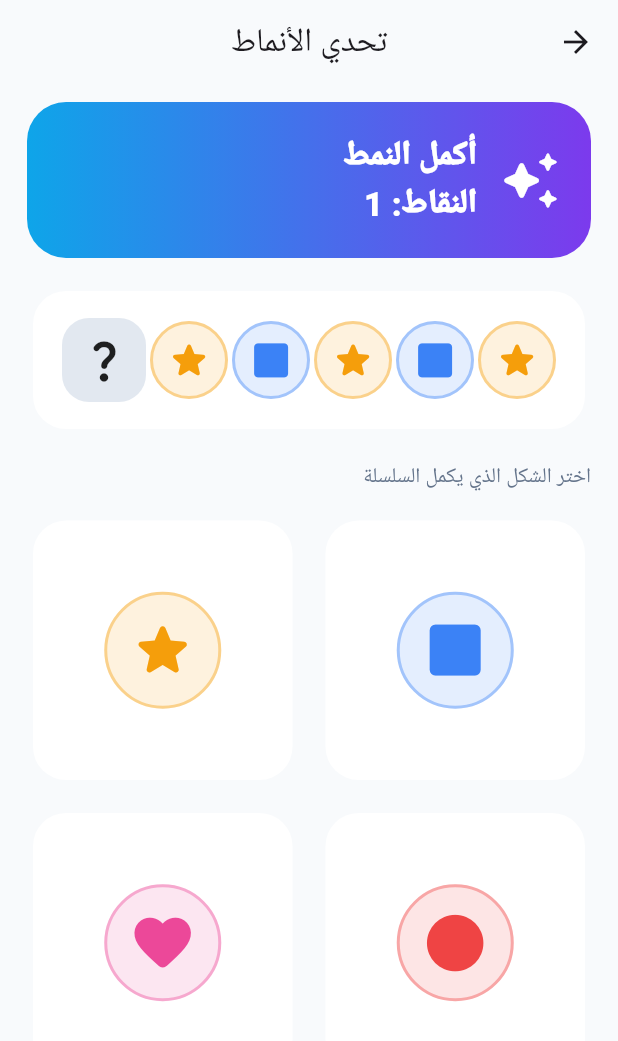
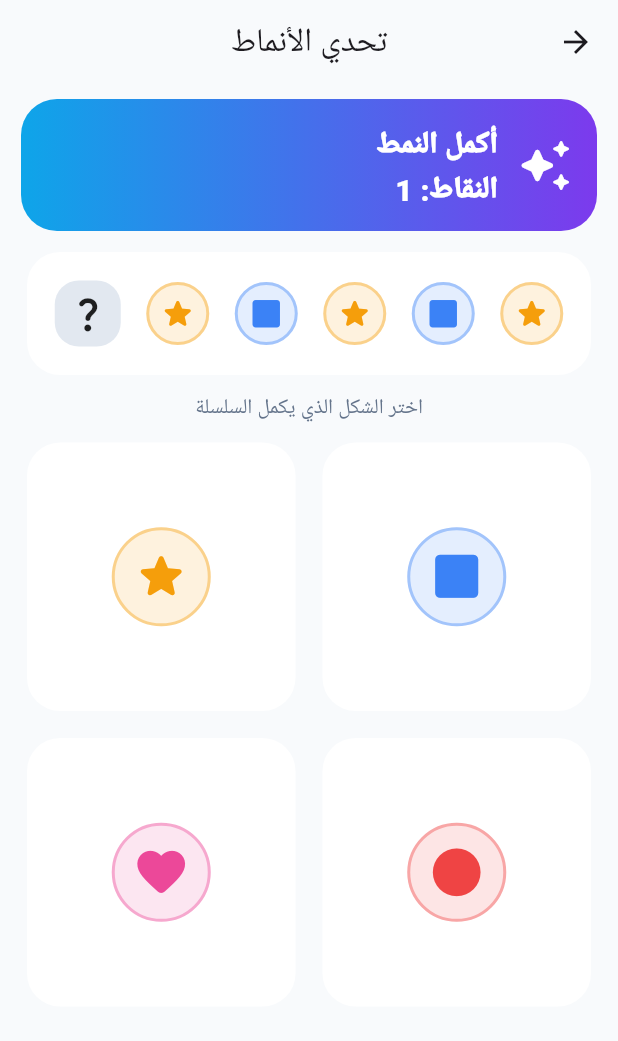
Before and after one commit to aljwaal1/KIDSGAME, a Flutter app: the PatternChallengePage screen opened directly, after a tap on the "favorite" icon, on a phone screen of 412 x 824 dp. Shown: the top 1041 px of the screen. Run offline on Flutter 3.47's test engine with Material 3 defaults, Android fonts, the phone set to English and light mode, and no system bars; our stand-ins replace audioplayers, shared_preferences; accounts and stored records are empty; Roboto replaces fonts that are missing (Changa).

Commit message:
Remove scrolling from pattern game

```diff
--- a/lib/games/pattern_challenge_page.dart
+++ b/lib/games/pattern_challenge_page.dart
@@ -32,7 +32,7 @@ class _PatternChallengePageState extends State<PatternChallengePage> {
 
   void _round() {
     final a = shapes[_random.nextInt(shapes.length)];
-    _PatternShape b = shapes.where((_PatternShape s) => s.name != a.name).toList()[_random.nextInt(shapes.length - 1)];
+    final _PatternShape b = shapes.where((_PatternShape s) => s.name != a.name).toList()[_random.nextInt(shapes.length - 1)];
     pattern = <_PatternShape>[a, b, a, b, a];
     answer = b;
     choices = List<_PatternShape>.from(shapes)..shuffle(_random);
@@ -57,31 +57,37 @@ class _PatternChallengePageState extends State<PatternChallengePage> {
   Widget build(BuildContext context) {
     return Scaffold(
       appBar: AppBar(title: const Text('تحدي الأنماط')),
-      body: ListView(
-        padding: const EdgeInsets.fromLTRB(18, 12, 18, 100),
+      body: Padding(
+        padding: const EdgeInsets.fromLTRB(14, 10, 14, 14),
+        child: Column(
           children: <Widget>[
             _Banner(score: score),
-          const SizedBox(height: 18),
+            const SizedBox(height: 10),
             Card(
+              child: SizedBox(
+                height: 82,
                 child: Padding(
-              padding: const EdgeInsets.all(18),
+                  padding: const EdgeInsets.all(10),
                   child: Row(mainAxisAlignment: MainAxisAlignment.spaceAround, children: <Widget>[
-                for (final item in pattern) _ShapeBubble(shape: item, size: 52),
-                Container(width: 56, height: 56, decoration: BoxDecoration(color: const Color(0xFFE2E8F0), borderRadius: BorderRadius.circular(18)), child: const Icon(Icons.question_mark_rounded, size: 34)),
+                    for (final item in pattern) _ShapeBubble(shape: item, size: 42),
+                    Container(width: 44, height: 44, decoration: BoxDecoration(color: const Color(0xFFE2E8F0), borderRadius: BorderRadius.circular(16)), child: const Icon(Icons.question_mark_rounded, size: 28)),
                   ]),
                 ),
               ),
-          const SizedBox(height: 18),
+            ),
+            const SizedBox(height: 8),
             const Text('اختر الشكل الذي يكمل السلسلة', style: TextStyle(color: Color(0xFF64748B))),
-          const SizedBox(height: 14),
-          GridView.builder(
-            shrinkWrap: true,
+            const SizedBox(height: 8),
+            Expanded(
+              child: GridView.builder(
                 physics: const NeverScrollableScrollPhysics(),
                 itemCount: choices.length,
-            gridDelegate: const SliverGridDelegateWithFixedCrossAxisCount(crossAxisCount: 2, mainAxisSpacing: 14, crossAxisSpacing: 14),
-            itemBuilder: (BuildContext context, int index) => Card(child: InkWell(borderRadius: BorderRadius.circular(24), onTap: () => _pick(choices[index]), child: Center(child: _ShapeBubble(shape: choices[index], size: 78)))),
+                gridDelegate: const SliverGridDelegateWithFixedCrossAxisCount(crossAxisCount: 2, mainAxisSpacing: 10, crossAxisSpacing: 10),
+                itemBuilder: (BuildContext context, int index) => Card(child: InkWell(borderRadius: BorderRadius.circular(24), onTap: () => _pick(choices[index]), child: Center(child: _ShapeBubble(shape: choices[index], size: 66)))),
+              ),
             ),
           ],
+        ),
       ),
     );
   }
@@ -109,6 +115,6 @@ class _Banner extends StatelessWidget {
   final int score;
   @override
   Widget build(BuildContext context) {
-    return Container(padding: const EdgeInsets.all(20), decoration: BoxDecoration(borderRadius: BorderRadius.circular(26), gradient: const LinearGradient(colors: <Color>[Color(0xFF0EA5E9), Color(0xFF7C3AED)])), child: Row(children: <Widget>[const Icon(Icons.auto_awesome_rounded, color: Colors.white, size: 42), const SizedBox(width: 14), Expanded(child: Text('أكمل النمط\nالنقاط: $score', style: const TextStyle(color: Colors.white, fontFamily: 'Changa', fontSize: 22, fontWeight: FontWeight.w900)))]));
+    return Container(height: 88, padding: const EdgeInsets.all(16), decoration: BoxDecoration(borderRadius: BorderRadius.circular(24), gradient: const LinearGradient(colors: <Color>[Color(0xFF0EA5E9), Color(0xFF7C3AED)])), child: Row(children: <Widget>[const Icon(Icons.auto_awesome_rounded, color: Colors.white, size: 38), const SizedBox(width: 12), Expanded(child: Text('أكمل النمط\nالنقاط: $score', style: const TextStyle(color: Colors.white, fontFamily: 'Changa', fontSize: 20, fontWeight: FontWeight.w900)))]));
   }
 }
```
Lines whose indentation alone changed are shown as unchanged.
